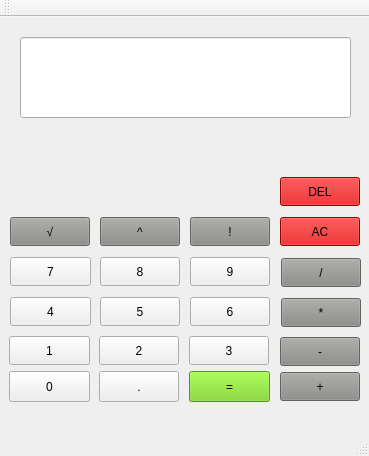
Skalin/IVS2, file src/IVS-kalkulacka/mainwindow.ui: the form before one commit.
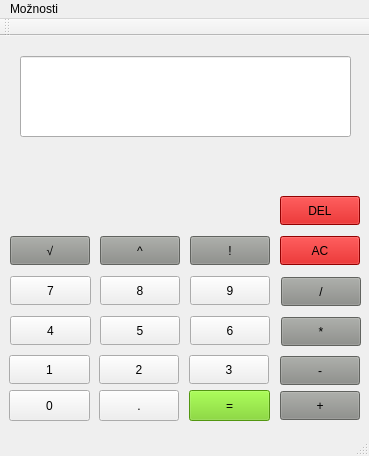
The form after the commit.

What changed in the file:
```diff
--- a/src/IVS-kalkulacka/mainwindow.ui
+++ b/src/IVS-kalkulacka/mainwindow.ui
@@ -404,6 +404,15 @@
      <height>26</height>
     </rect>
    </property>
+   <widget class="QMenu" name="menuMoznosti">
+    <property name="title">
+     <string>Možnosti</string>
+    </property>
+    <addaction name="actionKalkulacka"/>
+    <addaction name="actionProfilling"/>
+    <addaction name="actionNapoveda"/>
+   </widget>
+   <addaction name="menuMoznosti"/>
   </widget>
   <widget class="QToolBar" name="mainToolBar">
    <attribute name="toolBarArea">
```
Left out of the diff: 15 changed lines with no effect on the pictures.
